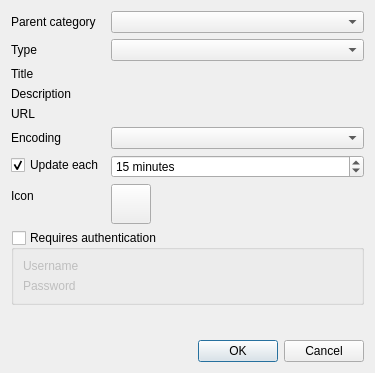
This is src/gui/formstandardfeeddetails.ui in martinrotter/rssguard as Qt 5 draws it before an edit. The edited form follows.
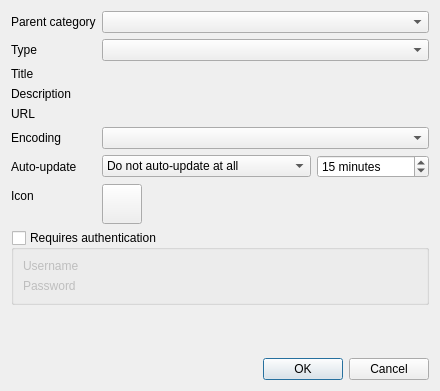
This is the edited form. Custom widgets are drawn as their Qt base class.

```diff
--- a/src/gui/formstandardfeeddetails.ui
+++ b/src/gui/formstandardfeeddetails.ui
@@ -6,8 +6,8 @@
    <rect>
     <x>0</x>
     <y>0</y>
-    <width>375</width>
-    <height>373</height>
+    <width>440</width>
+    <height>391</height>
    </rect>
   </property>
   <property name="windowTitle">
@@ -106,18 +106,35 @@
        </property>
       </widget>
      </item>
-     <item row="6" column="0">
-      <widget class="QCheckBox" name="m_checkAutoUpdate">
-       <property name="text">
-        <string>Update each</string>
-       </property>
-       <property name="checked">
-        <bool>true</bool>
-       </property>
-      </widget>
-     </item>
      <item row="6" column="1">
-      <widget class="QSpinBox" name="m_spinAutoUpdate">
+      <layout class="QHBoxLayout" name="horizontalLayout">
+       <item>
+        <widget class="QComboBox" name="m_cmbAutoUpdateType">
+         <item>
+          <property name="text">
+           <string>Do not auto-update at all</string>
+          </property>
+         </item>
+         <item>
+          <property name="text">
+           <string>Auto-update using global interval</string>
+          </property>
+         </item>
+         <item>
+          <property name="text">
+           <string>Auto-update every</string>
+          </property>
+         </item>
+        </widget>
+       </item>
+       <item>
+        <widget class="QSpinBox" name="m_spinAutoUpdateInterval">
+         <property name="maximumSize">
+          <size>
+           <width>130</width>
+           <height>16777215</height>
+          </size>
+         </property>
        <property name="suffix">
         <string> minutes</string>
        </property>
@@ -132,6 +149,8 @@
        </property>
       </widget>
      </item>
+      </layout>
+     </item>
      <item row="7" column="0">
       <widget class="QLabel" name="m_lblIcon">
        <property name="text">
@@ -226,6 +245,13 @@
        </layout>
       </widget>
      </item>
+     <item row="6" column="0">
+      <widget class="QLabel" name="label_6">
+       <property name="text">
+        <string>Auto-update</string>
+       </property>
+      </widget>
+     </item>
     </layout>
    </item>
    <item>
```
Left out of the diff: 16 changed lines with no effect on the pictures. Lines whose indentation alone changed are shown as unchanged.
